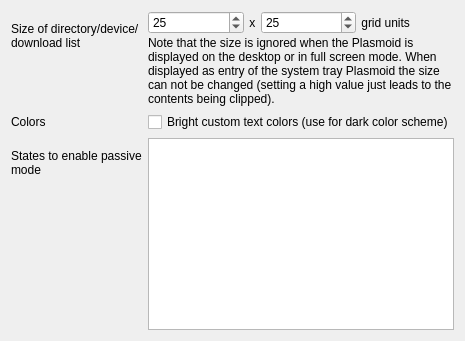
Martchus/syncthingtray, file plasmoid/lib/appearanceoptionpage.ui: the form before one commit.
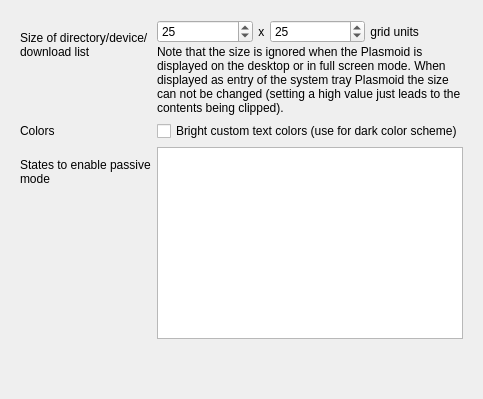
The form after the commit. Icons and pictures are not drawn.

Commit message: Improve layout of Plasmoid appearance settings page

```diff
--- a/plasmoid/lib/appearanceoptionpage.ui
+++ b/plasmoid/lib/appearanceoptionpage.ui
@@ -2,12 +2,6 @@
 <ui version="4.0">
  <class>Plasmoid::AppearanceOptionPage</class>
  <widget class="QWidget" name="Plasmoid::AppearanceOptionPage">
-  <property name="sizePolicy">
-   <sizepolicy hsizetype="Preferred" vsizetype="Maximum">
-    <horstretch>0</horstretch>
-    <verstretch>0</verstretch>
-   </sizepolicy>
-  </property>
   <property name="windowTitle">
    <string>Appearance</string>
   </property>
@@ -17,6 +11,13 @@
   </property>
   <layout class="QVBoxLayout" name="verticalLayout">
    <item>
+    <widget class="QWidget" name="" native="true">
+     <property name="sizePolicy">
+      <sizepolicy hsizetype="Preferred" vsizetype="Maximum">
+       <horstretch>0</horstretch>
+       <verstretch>0</verstretch>
+      </sizepolicy>
+     </property>
     <layout class="QFormLayout" name="formLayout">
      <item row="0" column="0">
       <widget class="QLabel" name="sizeLabel">
@@ -148,6 +149,20 @@
       </widget>
      </item>
     </layout>
+    </widget>
+   </item>
+   <item>
+    <spacer name="verticalSpacer">
+     <property name="orientation">
+      <enum>Qt::Vertical</enum>
+     </property>
+     <property name="sizeHint" stdset="0">
+      <size>
+       <width>20</width>
+       <height>40</height>
+      </size>
+     </property>
+    </spacer>
    </item>
   </layout>
  </widget>
```
Lines whose indentation alone changed are shown as unchanged.
